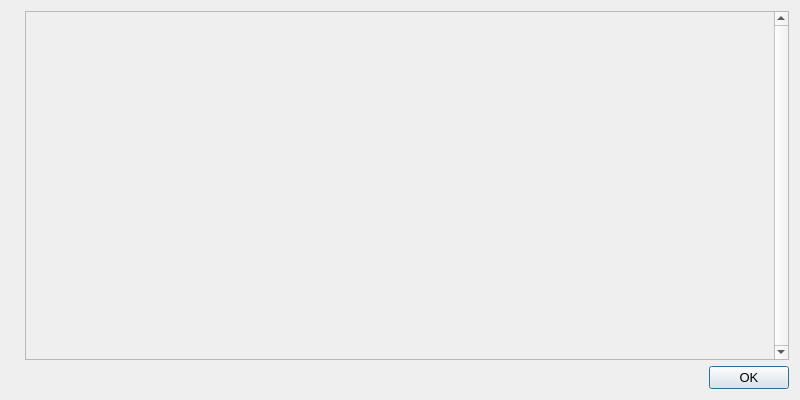
Before: the Qt Designer form src/qt/forms/helpmessagedialog.ui in BRHN-11/cre-r1, drawn with Qt 5.
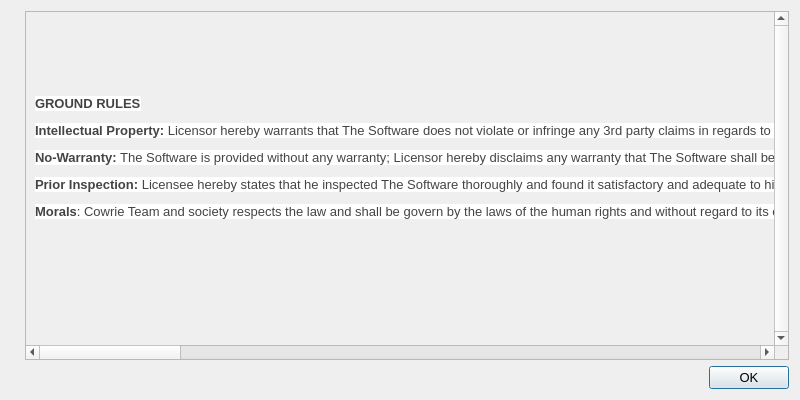
After: the same form once the commit is applied. Icons and pictures are not drawn.

Diff of the .ui file:
```diff
--- a/src/qt/forms/helpmessagedialog.ui
+++ b/src/qt/forms/helpmessagedialog.ui
@@ -47,8 +47,8 @@
          <rect>
           <x>0</x>
           <y>0</y>
-          <width>659</width>
-          <height>348</height>
+          <width>2956</width>
+          <height>310</height>
          </rect>
         </property>
         <layout class="QVBoxLayout" name="verticalLayout_2">
@@ -57,8 +57,11 @@
            <property name="cursor">
             <cursorShape>IBeamCursor</cursorShape>
            </property>
+           <property name="text">
+            <string>&lt;html&gt;&lt;head/&gt;&lt;body&gt;&lt;p&gt;&lt;a name=&quot;docs-internal-guid-0de28e97-61b7-f42d-e664-d6bcce2fd4ad&quot;/&gt;&lt;span style=&quot; font-family:'Arial'; font-size:10pt; font-weight:696; color:#444444; background-color:#ffffff;&quot;&gt;G&lt;/span&gt;&lt;span style=&quot; font-family:'Arial'; font-size:10pt; font-weight:696; color:#444444; background-color:#ffffff;&quot;&gt;ROUND RULES&lt;/span&gt;&lt;/p&gt;&lt;p&gt;&lt;span style=&quot; font-family:'Arial'; font-size:10pt; font-weight:696; color:#444444; background-color:#ffffff;&quot;&gt;Intellectual Property: &lt;/span&gt;&lt;span style=&quot; font-family:'Arial'; font-size:10pt; color:#444444; background-color:#ffffff;&quot;&gt;Licensor hereby warrants that The Software does not violate or infringe any 3rd party claims in regards to intellectual property, patents and/or trademarks and that to the best of its knowledge no legal action has been taken against it for any infringement or violation of any 3rd party intellectual property rights.&lt;/span&gt;&lt;/p&gt;&lt;p&gt;&lt;span style=&quot; font-family:'Arial'; font-size:10pt; font-weight:696; color:#444444; background-color:#ffffff;&quot;&gt;No-Warranty:&lt;/span&gt;&lt;span style=&quot; font-family:'Arial'; font-size:10pt; color:#444444; background-color:#ffffff;&quot;&gt; The Software is provided without any warranty; Licensor hereby disclaims any warranty that The Software shall be error free, without defects or code which may cause damage to Licensee’s computers or to Licensee, and that Software shall be functional. Licensee shall be solely liable to any damage, defect or loss incurred as a result of operating software and undertake the risks contained in running The Software on License’s Server[s] and Website[s].&lt;/span&gt;&lt;/p&gt;&lt;p&gt;&lt;span style=&quot; font-family:'Arial'; font-size:10pt; font-weight:696; color:#444444; background-color:#ffffff;&quot;&gt;Prior Inspection: &lt;/span&gt;&lt;span style=&quot; font-family:'Arial'; font-size:10pt; color:#444444; background-color:#ffffff;&quot;&gt;Licensee hereby states that he inspected The Software thoroughly and found it satisfactory and adequate to his needs, that it does not interfere with his regular operation and that it does meet the standards and scope of his computer systems and architecture. Licensee found that The Software interacts with his development, website and server environment and that it does not infringe any of End User License Agreement of any software Licensee may use in performing his services. Licensee hereby waives any claims regarding The Software's incompatibility, performance, results and features, and warrants that he inspected the The Software.&lt;/span&gt;&lt;/p&gt;&lt;p&gt;&lt;span style=&quot; font-family:'Arial'; font-size:10pt; font-weight:696; color:#444444; background-color:#ffffff;&quot;&gt;Morals&lt;/span&gt;&lt;span style=&quot; font-family:'Arial'; font-size:10pt; color:#444444; background-color:#ffffff;&quot;&gt;: Cowrie Team and society respects the law and shall be govern by the laws of the human rights and without regard to its conflict of law provision&lt;/span&gt;&lt;/p&gt;&lt;p&gt;&lt;br/&gt;&lt;/p&gt;&lt;/body&gt;&lt;/html&gt;</string>
+           </property>
            <property name="textFormat">
-            <enum>Qt::PlainText</enum>
+            <enum>Qt::AutoText</enum>
            </property>
            <property name="openExternalLinks">
             <bool>true</bool>
```
